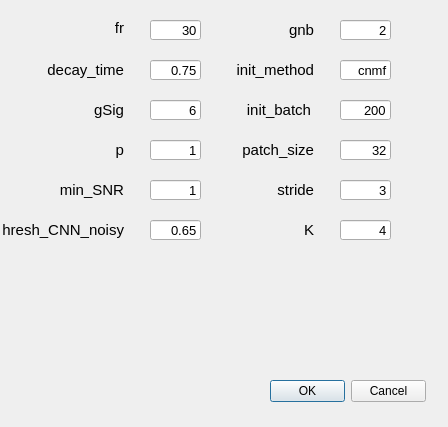
Before: the Qt Designer form src/220324_AutoROI_Dialog_onacid.ui in feng-lab/OBMI-Platform, drawn with Qt 5.
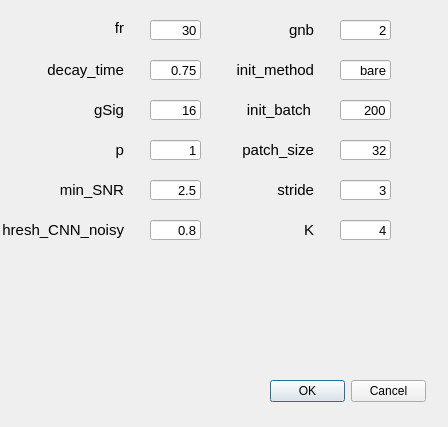
After: the same form once the commit is applied.

```diff
--- a/src/220324_AutoROI_Dialog_onacid.ui
+++ b/src/220324_AutoROI_Dialog_onacid.ui
@@ -167,7 +167,7 @@
     </font>
    </property>
    <property name="text">
-    <string>6</string>
+    <string>16</string>
    </property>
    <property name="alignment">
     <set>Qt::AlignRight|Qt::AlignTrailing|Qt::AlignVCenter</set>
@@ -263,7 +263,7 @@
     </font>
    </property>
    <property name="text">
-    <string>1</string>
+    <string>2.5</string>
    </property>
    <property name="alignment">
     <set>Qt::AlignRight|Qt::AlignTrailing|Qt::AlignVCenter</set>
@@ -311,7 +311,7 @@
     </font>
    </property>
    <property name="text">
-    <string>0.65</string>
+    <string>0.8</string>
    </property>
    <property name="alignment">
     <set>Qt::AlignRight|Qt::AlignTrailing|Qt::AlignVCenter</set>
@@ -407,7 +407,7 @@
     </font>
    </property>
    <property name="text">
-    <string>cnmf</string>
+    <string>bare</string>
    </property>
    <property name="alignment">
     <set>Qt::AlignRight|Qt::AlignTrailing|Qt::AlignVCenter</set>
```
